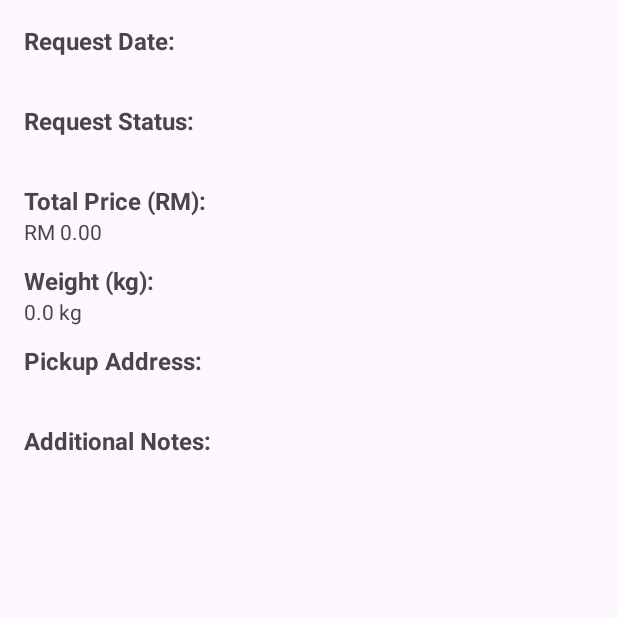
After one commit to 1khwaN/ecoreq, an Android app: the RequestDetailActivity screen opened directly, with no data from a screen before it, on a phone screen of 412 x 824 dp, the top half of it. The commit adds this screen. Run offline under Robolectric (Android 15) with nearby library versions, the phone set to English and light mode, and no system bars.

Commit message:
ViewMyRequestCompleted(Need Ui adjustment only)

```diff
--- a/app/build.gradle.kts
+++ b/app/build.gradle.kts
@@ -39,6 +39,7 @@ dependencies {
 
     implementation("com.squareup.retrofit2:retrofit:2.9.0")
     implementation("com.squareup.retrofit2:converter-gson:2.9.0")
+    implementation ("com.squareup.okhttp3:logging-interceptor:4.9.1")
 
 
     testImplementation(libs.junit)
--- a/app/src/main/AndroidManifest.xml
+++ b/app/src/main/AndroidManifest.xml
@@ -23,6 +23,7 @@
         </activity>
 
         <activity android:name=".CancelRequestActivity" />
+        <activity android:name=".RequestDetailActivity" />
         <activity android:name=".ViewRequestsActivity" />
         <activity android:name=".AdminDashboardActivity"
             android:theme="@style/Theme.AppCompat.Light.DarkActionBar" />
--- /dev/null
+++ b/app/src/main/java/com/example/recyclerequestapp/RequestDetailActivity.java
@@ -0,0 +1,40 @@
+package com.example.recyclerequestapp;
+
+import android.os.Bundle;
+import android.widget.TextView;
+import androidx.appcompat.app.AppCompatActivity;
+import java.text.DecimalFormat;
+
+public class RequestDetailActivity extends AppCompatActivity {
+
+    TextView tvStatus, tvTotalPrice, tvDate, tvAddress, tvNotes, tvWeight;
+
+    @Override
+    protected void onCreate(Bundle savedInstanceState) {
+        super.onCreate(savedInstanceState);
+        setContentView(R.layout.activity_request_detail);
+
+        tvStatus = findViewById(R.id.tvStatus);
+        tvTotalPrice = findViewById(R.id.tvTotalPrice);
+        tvDate = findViewById(R.id.tvDateDetail);
+        tvAddress = findViewById(R.id.tvAddress);
+        tvNotes = findViewById(R.id.tvNotes);
+        tvWeight = findViewById(R.id.tvWeight);
+
+        String status = getIntent().getStringExtra("status");
+        double totalPrice = getIntent().getDoubleExtra("totalPrice", 0.0);
+        String date = getIntent().getStringExtra("date");
+        String address = getIntent().getStringExtra("address");
+        String notes = getIntent().getStringExtra("notes");
+        double weight = getIntent().getDoubleExtra("weight", 0.0);
+
+        DecimalFormat df = new DecimalFormat("0.00");
+
+        tvStatus.setText(status);
+        tvTotalPrice.setText("RM " + df.format(totalPrice));
+        tvDate.setText(date);
+        tvAddress.setText(address);
+        tvNotes.setText(notes);
+        tvWeight.setText(weight + " kg");
+    }
+}
--- a/app/src/main/res/layout/activity_login.xml
+++ b/app/src/main/res/layout/activity_login.xml
@@ -33,13 +33,13 @@
             android:hint="Password"
             android:inputType="textPassword" />
 
+
         <Button
             android:id="@+id/btnLogin"
             android:layout_width="match_parent"
             android:layout_height="wrap_content"
             android:layout_marginBottom="8dp"
             android:layout_marginTop="8dp"
-            android:onClick="loginClicked"
             android:text="Login" />
 
 
--- /dev/null
+++ b/app/src/main/res/layout/activity_request_detail.xml
@@ -0,0 +1,96 @@
+<?xml version="1.0" encoding="utf-8"?>
+<ScrollView xmlns:android="http://schemas.android.com/apk/res/android"
+    android:layout_width="match_parent"
+    android:layout_height="match_parent"
+    android:padding="16dp">
+
+    <LinearLayout
+        android:layout_width="match_parent"
+        android:layout_height="wrap_content"
+        android:orientation="vertical">
+
+        <!-- Date -->
+        <TextView
+            android:layout_width="wrap_content"
+            android:layout_height="wrap_content"
+            android:text="Request Date:"
+            android:textStyle="bold"
+            android:textSize="16sp" />
+        <TextView
+            android:id="@+id/tvDateDetail"
+            android:layout_width="wrap_content"
+            android:layout_height="wrap_content"
+            android:text="-" />
+
+        <!-- Status -->
+        <TextView
+            android:layout_marginTop="12dp"
+            android:layout_width="wrap_content"
+            android:layout_height="wrap_content"
+            android:text="Request Status:"
+            android:textStyle="bold"
+            android:textSize="16sp" />
+        <TextView
+            android:id="@+id/tvStatus"
+            android:layout_width="wrap_content"
+            android:layout_height="wrap_content"
+            android:text="-" />
+
+        <!-- Total Price -->
+        <TextView
+            android:layout_marginTop="12dp"
+            android:layout_width="wrap_content"
+            android:layout_height="wrap_content"
+            android:text="Total Price (RM):"
+            android:textStyle="bold"
+            android:textSize="16sp" />
+        <TextView
+            android:id="@+id/tvTotalPrice"
+            android:layout_width="wrap_content"
+            android:layout_height="wrap_content"
+            android:text="0.00" />
+
+        <!-- Weight -->
+        <TextView
+            android:layout_marginTop="12dp"
+            android:layout_width="wrap_content"
+            android:layout_height="wrap_content"
+            android:text="Weight (kg):"
+            android:textStyle="bold"
+            android:textSize="16sp" />
+        <TextView
+            android:id="@+id/tvWeight"
+            android:layout_width="wrap_content"
+            android:layout_height="wrap_content"
+            android:text="0.0" />
+
+        <!-- Address -->
+        <TextView
+            android:layout_marginTop="12dp"
+            android:layout_width="wrap_content"
+            android:layout_height="wrap_content"
+            android:text="Pickup Address:"
+            android:textStyle="bold"
+            android:textSize="16sp" />
+        <TextView
+            android:id="@+id/tvAddress"
+            android:layout_width="wrap_content"
+            android:layout_height="wrap_content"
+            android:text="-" />
+
+        <!-- Notes -->
+        <TextView
+            android:layout_marginTop="12dp"
+            android:layout_width="wrap_content"
+            android:layout_height="wrap_content"
+            android:text="Additional Notes:"
+            android:textStyle="bold"
+            android:textSize="16sp" />
+        <TextView
+            android:id="@+id/tvNotes"
+            android:layout_width="wrap_content"
+            android:layout_height="wrap_content"
+            android:text="-" />
+
+    </LinearLayout>
+</ScrollView>
```
Also changed, not shown: app/src/main/java/com/example/recyclerequestapp/LoginActivity.java (+46 -93 lines), app/src/main/java/com/example/recyclerequestapp/UserDashboardActivity.java (+7 -21 lines), app/src/main/java/com/example/recyclerequestapp/ViewRequestsActivity.java (+75 -0 lines), app/src/main/java/com/example/recyclerequestapp/adapter/RequestAdapter.java (added, +67 -0 lines), app/src/main/java/com/example/recyclerequestapp/model/LoginResponse.java (added, +19 -0 lines), app/src/main/java/com/example/recyclerequestapp/model/Request.java (+33 -0 lines), app/src/main/java/com/example/recyclerequestapp/remote/RequestService.java (+13 -2 lines), app/src/main/java/com/example/recyclerequestapp/remote/UserService.java (+3 -8 lines), app/src/main/res/layout/activity_user_dashboard.xml (+0 -30 lines), app/src/main/res/layout/request_item.xml (added, +28 -0 lines).
